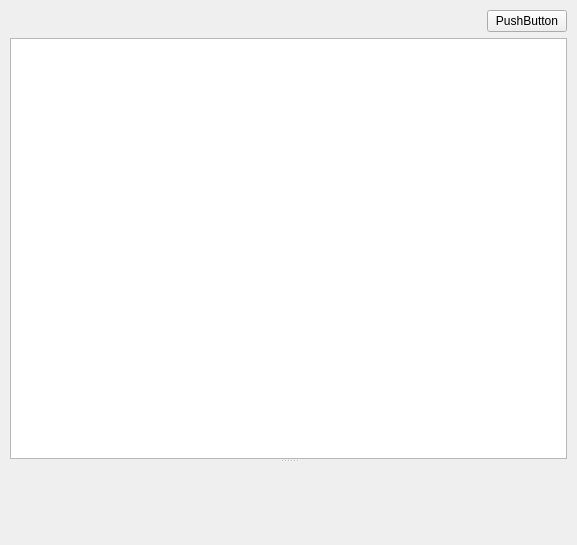
Qt form sVanilla/src/ClientUi/VideoList/VideoWidget.ui (WangPengZhan/sVanilla) before a commit.
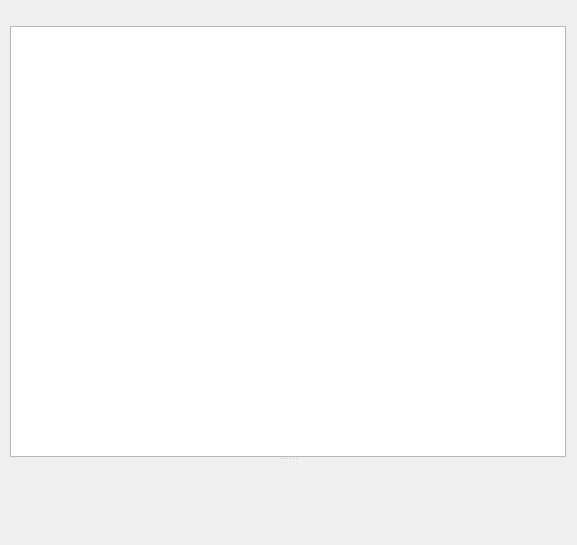
The same form after that commit. Custom widgets are drawn as their Qt base class.

What changed in the file:
```diff
--- a/sVanilla/src/ClientUi/VideoList/VideoWidget.ui
+++ b/sVanilla/src/ClientUi/VideoList/VideoWidget.ui
@@ -17,12 +17,6 @@
    <property name="topMargin">
     <number>10</number>
    </property>
-   <property name="rightMargin">
-    <number>10</number>
-   </property>
-   <property name="bottomMargin">
-    <number>10</number>
-   </property>
    <item>
     <widget class="QWidget" name="SwitchBtnWidget" native="true">
      <property name="sizePolicy">
@@ -36,7 +30,7 @@
        <number>10</number>
       </property>
       <property name="topMargin">
-       <number>0</number>
+       <number>10</number>
       </property>
       <property name="rightMargin">
        <number>0</number>
@@ -63,13 +57,6 @@
         </property>
        </widget>
       </item>
-      <item>
-       <widget class="Vanilla::IconButton" name="VideoSearchBtn">
-        <property name="text">
-         <string>PushButton</string>
-        </property>
-       </widget>
-      </item>
      </layout>
     </widget>
    </item>
@@ -173,9 +160,10 @@
  </widget>
  <customwidgets>
   <customwidget>
-   <class>Vanilla::IconButton</class>
-   <extends>QPushButton</extends>
-   <header>VanillaStyle/Widgets/IconButton.h</header>
+   <class>Vanilla::ToggleButton</class>
+   <extends>QWidget</extends>
+   <header>VanillaStyle/Widgets/ToggleButton.h</header>
+   <container>1</container>
   </customwidget>
   <customwidget>
    <class>::VideoGridWidget</class>
@@ -194,12 +182,6 @@
    <header>ClientUi/VideoList/VideoDetailWidget.h</header>
    <container>1</container>
   </customwidget>
-  <customwidget>
-   <class>Vanilla::ToggleButton</class>
-   <extends>QWidget</extends>
-   <header>VanillaStyle/Widgets/ToggleButton.h</header>
-   <container>1</container>
-  </customwidget>
   <customwidget>
    <class>::SearchLineEdit</class>
    <extends>QWidget</extends>
```
